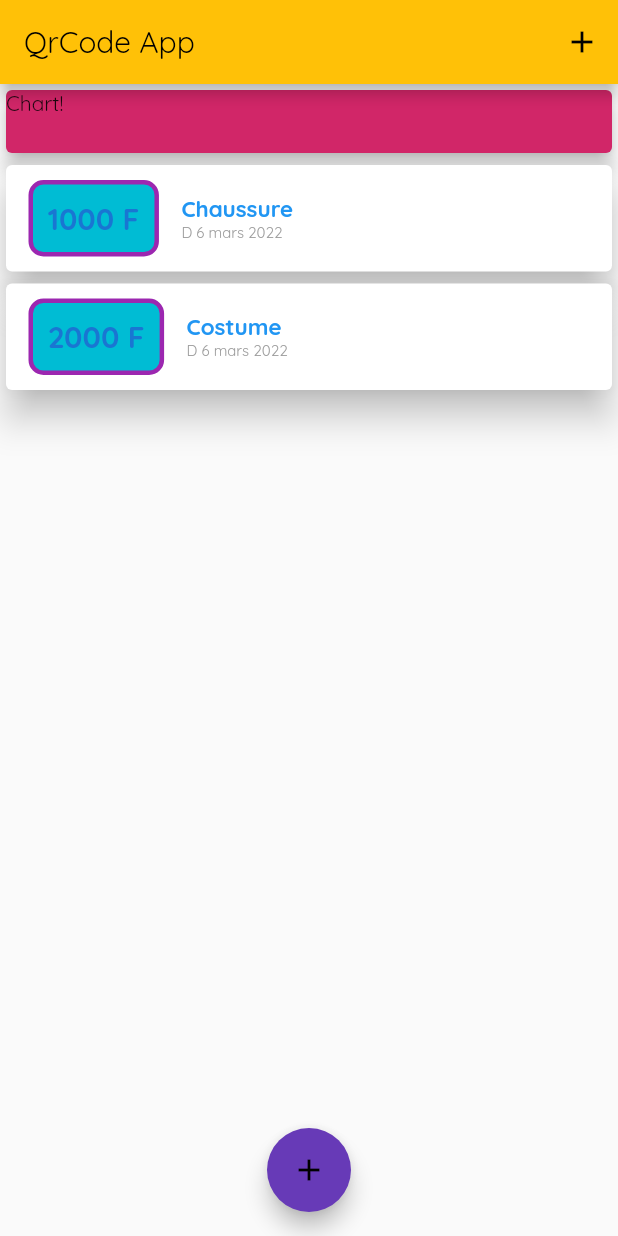
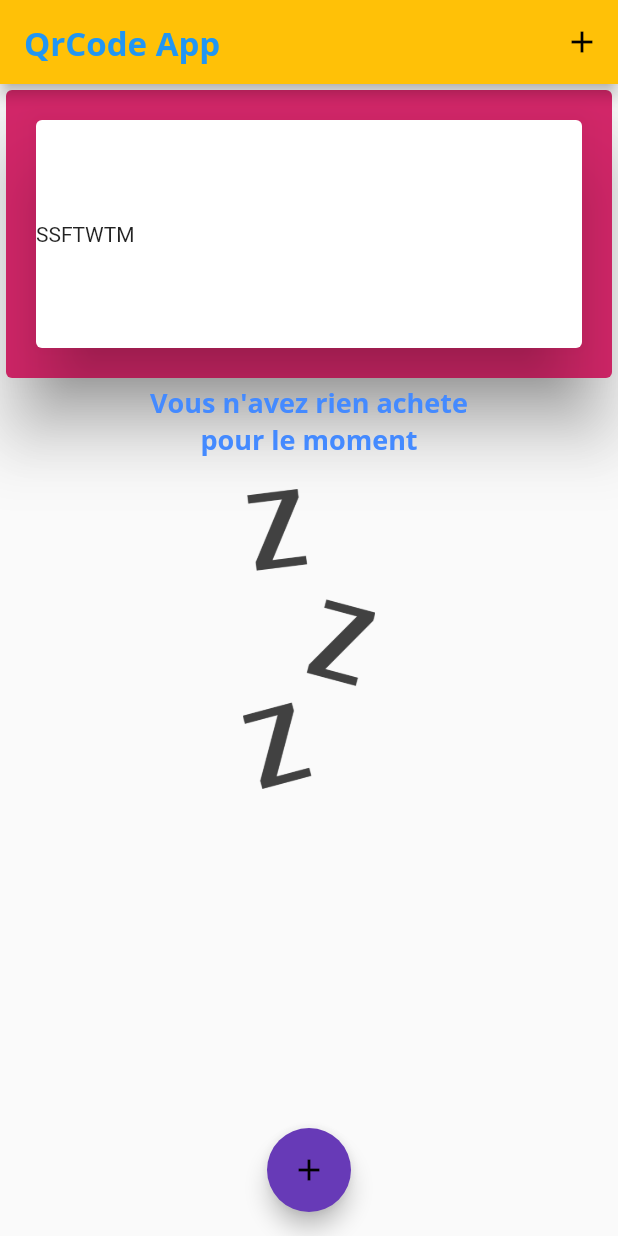
Before and after one commit to fayeyoussou/flutter_learn, a Flutter app: the screen it shows after launch, on a phone screen of 412 x 824 dp. Run offline on Flutter 3.47's test engine with Material 2 defaults, Android fonts, the phone set to English and light mode, and no system bars.

Commit message:
04_Widget/13_chart

```diff
--- a/expense_app/lib/main.dart
+++ b/expense_app/lib/main.dart
@@ -1,3 +1,4 @@
+import 'package:expense_app/widgets/chart.dart';
 import 'package:expense_app/widgets/new_transaction.dart';
 import 'package:expense_app/widgets/transaction_list.dart';
 
@@ -15,10 +16,22 @@ class MyApp extends StatelessWidget {
   Widget build(BuildContext context) {
     return MaterialApp(
       theme: ThemeData(
-        colorScheme: ColorScheme.fromSwatch(primarySwatch: Colors.amber).
-        copyWith(secondary: Colors.deepPurple).copyWith(tertiary: Colors.blue),
-        fontFamily: 'Quicksand'
-      ),
+          colorScheme: ColorScheme.fromSwatch(primarySwatch: Colors.amber)
+              .copyWith(secondary: Colors.deepPurple)
+              .copyWith(tertiary: Colors.blue),
+          fontFamily: 'Quicksand',
+          textTheme: ThemeData.light().textTheme.copyWith(
+              bodyText1: const TextStyle(
+                  fontFamily: 'OpenSans',
+                  fontWeight: FontWeight.bold,
+                  fontSize: 18,
+                  color: Colors.blueAccent)),
+          appBarTheme: const AppBarTheme(
+              titleTextStyle: TextStyle(
+                  fontFamily: 'OpenSans',
+                  fontSize: 22,
+                  fontWeight: FontWeight.bold,
+                  color: Colors.blue))),
       title: 'Expense',
       home: MyHomePage(),
     );
@@ -36,9 +49,9 @@ class _MyHomePageState extends State<MyHomePage> {
 
   final amountController = TextEditingController();
   final List<Transaction> _userTransactions = [
-    Transaction(
-        id: 'T1', title: 'Chaussure', amount: 1000, date: DateTime.now()),
-    Transaction(id: 'T2', title: 'Costume', amount: 2000, date: DateTime.now())
+    // Transaction(
+    //     id: 'T1', title: 'Chaussure', amount: 1000, date: DateTime.now()),
+    // Transaction(id: 'T2', title: 'Costume', amount: 2000, date: DateTime.now())
   ];
   void _addNew(String txTitle, double txAmount) {
     final newTx = Transaction(
@@ -51,13 +64,18 @@ class _MyHomePageState extends State<MyHomePage> {
     });
   }
 
+  List <Transaction> get _recentTransactions {
+    return _userTransactions.where((element) {
+      return element.date.isAfter(DateTime.now().subtract(const Duration(days: 7))) ;
+    }).toList();
+  }
+
   void _startAddNewTransaction(BuildContext ctx) {
     showModalBottomSheet(
         context: ctx,
         builder: (bCtx) {
           return GestureDetector(
-            onTap: (){},
-            child:NewTransaction(addNew: _addNew));
+              onTap: () {}, child: NewTransaction(addNew: _addNew));
         });
   }
 
@@ -67,11 +85,11 @@ class _MyHomePageState extends State<MyHomePage> {
     // Intl.defaultLocale = 'fr_FR';
     return Scaffold(
       appBar: AppBar(
-        title: Text('QrCode App'),
+        title: const Text('QrCode App'),
         actions: [
           IconButton(
               onPressed: () => _startAddNewTransaction(context),
-              icon: Icon(Icons.add))
+              icon: const Icon(Icons.add))
         ],
       ),
       body: SingleChildScrollView(
@@ -82,11 +100,11 @@ class _MyHomePageState extends State<MyHomePage> {
           children: [
             Container(
               width: double.infinity,
-              height: 50,
+              height: 200,
               child: Card(
-                color: Color.fromARGB(255, 209, 38, 104),
-                child: Text('Chart!'),
-                elevation: 5,
+                color: const Color.fromARGB(255, 209, 38, 104),
+                child: Chart(_recentTransactions),
+                elevation: 20,
               ),
             ),
             TransactionList(_userTransactions)
@@ -95,7 +113,7 @@ class _MyHomePageState extends State<MyHomePage> {
       ),
       floatingActionButtonLocation: FloatingActionButtonLocation.centerFloat,
       floatingActionButton: FloatingActionButton(
-        child: Icon(Icons.add),
+        child: const Icon(Icons.add),
         onPressed: () => _startAddNewTransaction(context),
       ),
     );
--- /dev/null
+++ b/expense_app/lib/models/chartVal.dart
@@ -0,0 +1,5 @@
+class ChartValue {
+  final String day;
+  final double amount;
+  ChartValue(this.day, this.amount);
+}
--- /dev/null
+++ b/expense_app/lib/widgets/chart.dart
@@ -0,0 +1,42 @@
+import 'package:expense_app/models/chartVal.dart';
+import 'package:expense_app/models/transaction.dart';
+import 'package:flutter/material.dart';
+import 'package:intl/intl.dart';
+
+
+class Chart extends StatelessWidget {
+  final List<Transaction> recentTransactions;
+  Chart(this.recentTransactions);
+  List<ChartValue> get TransVal {
+    return List.generate(7, (index) {
+      final weekDay = DateTime.now().subtract(Duration(days: index));
+      double totalSum = 0;
+      for (var i = 0; i < this.recentTransactions.length; i++) {
+        if (weekDay.day == this.recentTransactions[i].date.day &&
+            this
+                .recentTransactions[i]
+                .date
+                .isAfter(DateTime.now().subtract(Duration(days: 30)))) {
+          totalSum += recentTransactions[i].amount;
+        }
+      }
+      return ChartValue(DateFormat.E().format(weekDay).substring(0,1), totalSum);
+      // return {'day': DateFormat.E().format(weekDay), 'amount': totalSum};
+    });
+  }
+
+  @override
+  Widget build(BuildContext context) {
+    print(TransVal);
+    return Card(
+
+      elevation: 20,
+      margin: EdgeInsets.all(20),
+      child: Row(
+        children: TransVal.map((e) {
+          return Text(e.day);
+        }).toList(),
+      ),
+    );
+  }
+}
--- a/expense_app/lib/widgets/transaction_list.dart
+++ b/expense_app/lib/widgets/transaction_list.dart
@@ -13,7 +13,21 @@ class TransactionList extends StatelessWidget {
     initializeDateFormatting();
     return Container(
       height: 300,
-      child: ListView.builder(
+      child: transactions.isEmpty
+          ? Column(
+            crossAxisAlignment: CrossAxisAlignment.center,
+              children: [
+                Text(
+                  'Vous n\'avez rien achete \npour le moment',
+                  style: Theme.of(context).textTheme.bodyText1,textAlign: TextAlign.center,
+                ),
+                SizedBox(height: 20,),
+                Container(
+                  height: 200,
+                  child: Image.asset('assets/images/waiting.png',fit: BoxFit.cover,))
+              ],
+            )
+          : ListView.builder(
               itemBuilder: (context, index) {
                 return Card(
                   elevation: 10,
@@ -21,7 +35,8 @@ class TransactionList extends StatelessWidget {
                     children: [
                       Container(
                         padding: EdgeInsets.all(10),
-                  margin: EdgeInsets.symmetric(vertical: 10, horizontal: 15),
+                        margin:
+                            EdgeInsets.symmetric(vertical: 10, horizontal: 15),
                         decoration: BoxDecoration(
                             borderRadius: BorderRadius.circular(10),
                             border: Border.all(color: Colors.purple, width: 3),
@@ -31,22 +46,17 @@ class TransactionList extends StatelessWidget {
                           style: TextStyle(
                               fontWeight: FontWeight.bold,
                               fontSize: 20,
-                        color: Theme.of(context).primaryColorDark
-                        ),
+                              color: Theme.of(context).primaryColorDark),
                         ),
                       ),
                       Column(
                         crossAxisAlignment: CrossAxisAlignment.start,
                         children: [
+                          Text(transactions[index].title,
+                              style: Theme.of(context).textTheme.bodyText1),
                           Text(
-                      transactions[index].title,
-                      style: TextStyle(
-                          fontWeight: FontWeight.bold,
-                          fontSize: 15,
-                          color: Theme.of(context).primaryColor),
-                    ),
-                    Text(
-                      DateFormat('EEEEE d MMM yyyy', 'fr').format(transactions[index].date),
+                            DateFormat('EEEEE d MMM yyyy', 'fr')
+                                .format(transactions[index].date),
                             style: TextStyle(color: Colors.grey, fontSize: 10),
                           )
                         ],
--- a/expense_app/pubspec.yaml
+++ b/expense_app/pubspec.yaml
@@ -59,9 +59,9 @@ flutter:
   uses-material-design: true
 
   # To add assets to your application, add an assets section, like this:
-  # assets:
-  #   - images/a_dot_burr.jpeg
-  #   - images/a_dot_ham.jpeg
+  assets:
+    - assets/images/waiting.png
+    # - images/a_dot_ham.jpeg
 
   # An image asset can refer to one or more resolution-specific "variants", see
   # https://flutter.dev/assets-and-images/#resolution-aware.
```
Also changed, not shown: expense_app/lib/widgets/chart_bar.dart (added, +43 -0 lines), expense_app/assets/images/waiting.png (added). Lines whose indentation alone changed are shown as unchanged.
